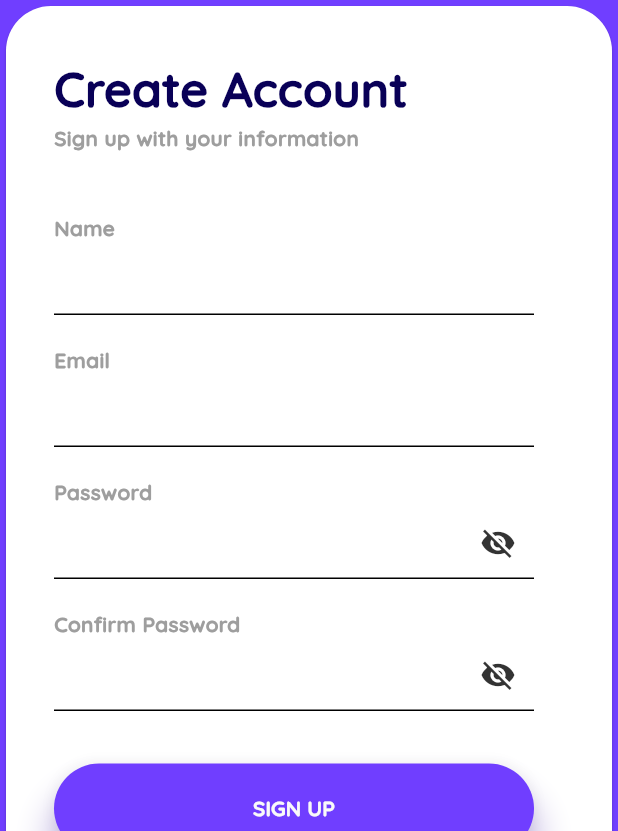
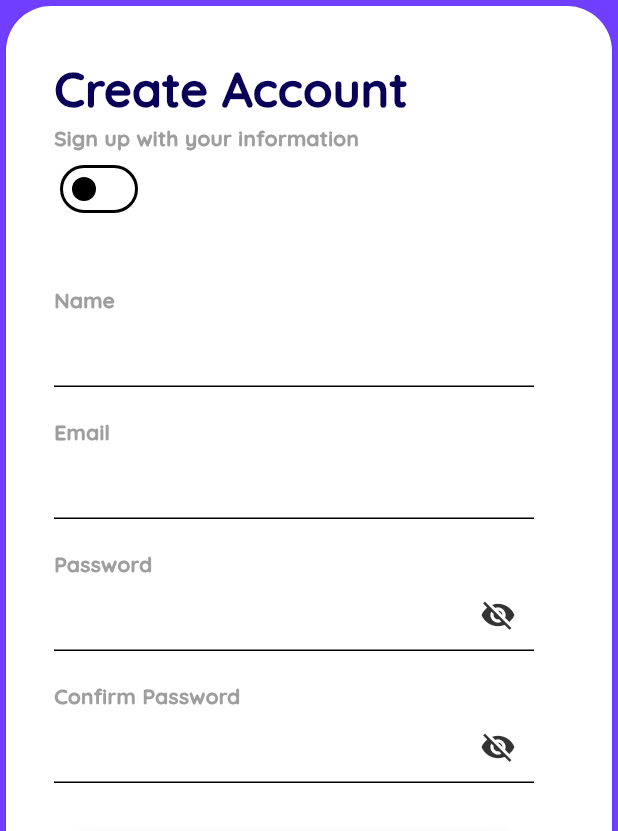
Before and after one commit to tux-1/ardent-chat, a Flutter app: the screen it shows after launch, after a tap on "Get Started", after a tap on "LOGIN", after a tap on "Sign Up", on a phone screen of 412 x 824 dp, the part 405-1236 px from its top. Run offline on Flutter 3.47's test engine with Material 3 defaults, Android fonts, the phone set to English and light mode, and no system bars; our stand-ins replace cloud_firestore, firebase_auth, firebase_core, flutter_animate, flutter_riverpod, hive_flutter; accounts and stored records are empty.

Commit message:
Added theme switch to screens where dark mode needs to be tested

```diff
--- a/lib/screens/login_screen/login_screen.dart
+++ b/lib/screens/login_screen/login_screen.dart
@@ -2,6 +2,7 @@ import 'package:flutter/material.dart';
 
 import '../../common/constants/regex_validation.dart';
 import '../../common/constants/routes.dart';
+import '../../common/widgets/theme_switch.dart';
 
 class LoginScreen extends StatefulWidget {
   const LoginScreen({super.key});
@@ -94,6 +95,7 @@ class _LoginScreenState extends State<LoginScreen> {
             ],
           ),
           _buildGreyText("Login with your information"),
+          ThemeSwitch(), // TODO: Remove after testing dark mode
           const SizedBox(height: 20),
           Padding(
             padding: const EdgeInsets.only(top: 20.0, right: 20, bottom: 20),
--- a/lib/screens/signup_screen/signup.dart
+++ b/lib/screens/signup_screen/signup.dart
@@ -99,6 +99,7 @@ class _SignUpScreenState extends State<SignUpScreen> {
             ],
           ),
           _buildGreyText("Sign up with your information"),
+          ThemeSwitch(), // TODO: Remove after testing dark mode
           const SizedBox(height: 20),
           Padding(
             padding: const EdgeInsets.only(top: 20.0, right: 20, bottom: 20),
```
